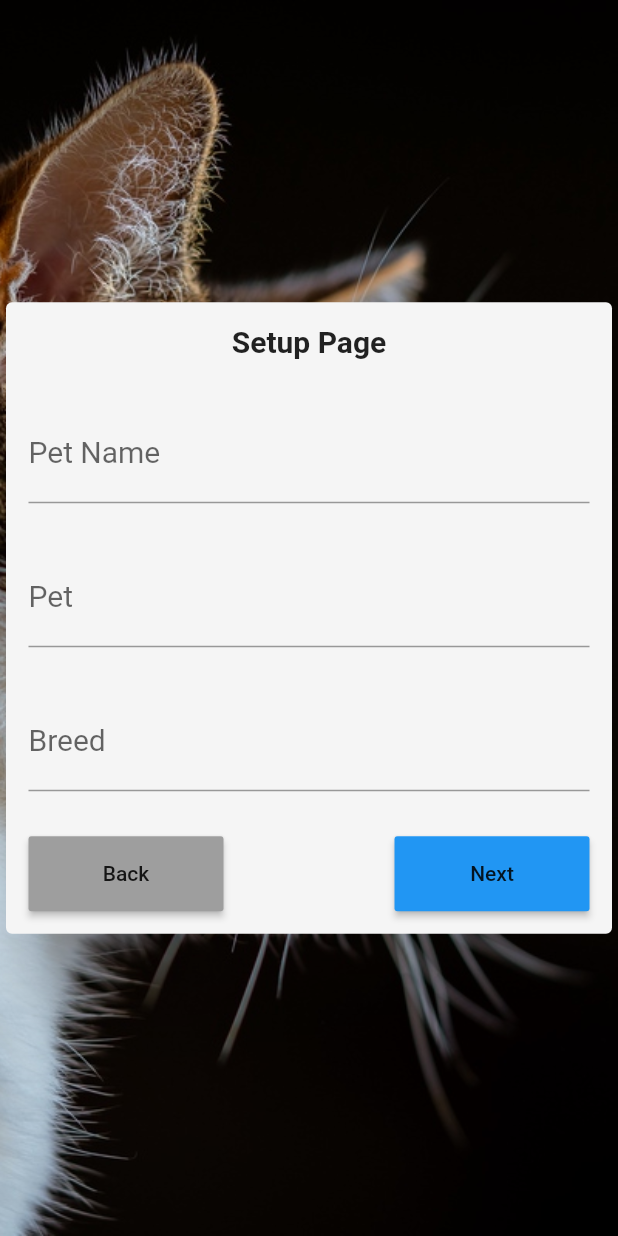
After one commit to 6Niners/Purr, a Flutter app: the SetupProfilePage screen opened directly, on a phone screen of 412 x 824 dp. The commit adds this screen. Run offline on Flutter 3.47's test engine with Material 2 defaults, Android fonts, the phone set to English and light mode, and no system bars; our stand-ins replace cloud_firestore, email_validator, firebase_auth, firebase_core, flutter_tindercard, fluttertoast and 1 more; accounts and stored records are empty.

Commit message:
ismailverified() now teleports to SetupProfilePage; Created SetupProfilePage; DataService class is now a GetX controller; Updated .gitignore but replied with 'صياحك طرب';

```diff
--- a/lib/MainController.dart
+++ b/lib/MainController.dart
@@ -1,6 +1,8 @@
 import 'package:get/get.dart';
 import 'package:purr/MainPage/MainPageController.dart';
 import 'package:purr/Registration/RegistrationController.dart';
+import 'package:purr/Services/Database.dart';
+
 
 class MainController extends GetxController {
 
@@ -9,6 +11,7 @@ class MainController extends GetxController {
   Future<void> onInit() async {
     Get.put(MainPageController());
     Get.put(RegistrationController());
+    Get.put(DatabaseService());
     super.onInit();
   }
 }
--- a/lib/Registration/RegistrationController.dart
+++ b/lib/Registration/RegistrationController.dart
@@ -3,6 +3,7 @@ import 'package:firebase_core/firebase_core.dart';
 import 'package:flutter/material.dart';
 import 'package:get/get.dart';
 import 'package:purr/MainPage/MainPage.dart';
+import 'package:purr/Registration/SetupProfile.dart';
 import 'package:purr/Registration/VerifyMail.dart';
 import 'package:purr/Services/Database.dart';
 import 'package:purr/UI_Widgets.dart';
@@ -121,7 +122,7 @@ class RegistrationController extends GetxController {
     firebaseUser = FirebaseAuth.instance.currentUser;
     firebaseUser.reload();
     if (firebaseUser.emailVerified) {
-      Get.offAll(MainPage());
+      Get.offAll(SetupProfilePage(title: 'Setup Page'));
     }
   }
 }
--- /dev/null
+++ b/lib/Registration/SetupProfile.dart
@@ -0,0 +1,161 @@
+import 'package:flutter/material.dart';
+import 'package:get/get.dart';
+import 'package:purr/Services/Database.dart';
+
+class SetupProfilePage extends StatefulWidget {
+  SetupProfilePage({Key key, this.title}) : super(key: key);
+  final String title;
+
+  @override
+  SetupProfilePageState createState() => SetupProfilePageState();
+}
+
+class SetupProfilePageState extends State<SetupProfilePage> {
+
+
+  TextEditingController _petName=TextEditingController();
+  TextEditingController _pet=TextEditingController();
+  TextEditingController _breed=TextEditingController();
+
+  final GlobalKey<FormState> _formKey = GlobalKey<FormState>();
+
+  DatabaseService CONT=Get.find();
+  @override
+  Widget build(BuildContext context) {
+    return Container(
+      decoration: BoxDecoration(
+          image: DecorationImage(
+              image: AssetImage("assets/wallpaper-cat.jpg"), fit: BoxFit.cover)),
+      child: Scaffold(
+          backgroundColor: Colors.transparent,
+          body: Form(
+              key: _formKey,
+              child: Center(
+                child: Card(
+                  color: Colors.grey[100],
+                  elevation: 30,
+
+                  child: Column(
+                      mainAxisSize: MainAxisSize.min,
+                      crossAxisAlignment: CrossAxisAlignment.stretch,
+                      mainAxisAlignment: MainAxisAlignment.center,
+                      children: <Widget>[
+                        Center(
+                          child: Container(
+                              padding: EdgeInsets.all(10),
+                              margin: EdgeInsets.all(5),
+                              child: Text(widget.title,style: TextStyle(fontSize: 20,fontWeight: FontWeight.bold),)),
+                        ),
+                        Container(
+                          padding: EdgeInsets.all(10),
+                          margin: EdgeInsets.all(5),
+                          child: TextFormField(
+                              validator: (input) {
+                                if (input == '') {
+                                  return 'Please type a your pet name';
+                                }
+                                else{
+                                  return null;
+                                }
+                              },
+                              autovalidateMode: AutovalidateMode.onUserInteraction,
+                              controller: _petName,
+                              style: TextStyle(fontSize: 20),
+                              decoration: InputDecoration(
+                                  labelText: 'Pet Name'
+                              )
+                          ),
+                        ),
+
+                        Container(
+                          padding: EdgeInsets.all(10),
+                          margin: EdgeInsets.all(5),
+                          child: TextFormField(
+                              validator: (input) {
+                                if (input == '') {
+                                  return 'Please your pet type';
+                                }
+                                else{
+                                  return null;
+                                }
+                              },
+                              autovalidateMode: AutovalidateMode.onUserInteraction,
+                              controller: _pet,
+                              style: TextStyle(fontSize: 20),
+                              decoration: InputDecoration(
+                                  labelText: 'Pet'
+                              )
+                          ),
+                        ),
+
+                        Container(
+                          padding: EdgeInsets.all(10),
+                          margin: EdgeInsets.all(5),
+                          child: TextFormField(
+                              validator: (input) {
+                                if (input == '') {
+                                  return 'Please your pet breed';
+                                }
+                                else{
+                                  return null;
+                                }
+                              },
+                              autovalidateMode: AutovalidateMode.onUserInteraction,
+                              controller: _breed,
+                              style: TextStyle(fontSize: 20),
+                              decoration: InputDecoration(
+                                  labelText: 'Breed'
+                              )
+                          ),
+                        ),
+
+                        Row(
+                          mainAxisAlignment: MainAxisAlignment.spaceBetween,
+                          children: [
+                            Container(
+                              padding: EdgeInsets.all(10),
+                              margin: EdgeInsets.all(5),
+                              width: 150,
+                              height: 70,
+
+                              child: RaisedButton(
+                                color: Colors.grey,
+                                onPressed: () async {
+                                  Get.back();
+                                },
+                                child: Text('Back'),
+                              ),
+                            ),
+                            Container(
+                              padding: EdgeInsets.all(10),
+                              margin: EdgeInsets.all(5),
+                              width: 150,
+                              height: 70,
+
+                              child: RaisedButton(
+                                color: Colors.blue,
+
+                                onPressed: () async {
+                                  //print("in");
+                                  if (_formKey.currentState.validate()) {
+                                    await CONT.updateUserData(_petName.text, _pet.text, _breed.text);}
+                                },
+                                child: Text('Next'),
+                              ),
+                            )
+                          ],
+                        ),
+                      ]
+                  ),
+                ),
+              )
+          )
+      ),
+    );
+  }
+
+
+
+
+
+}
--- a/lib/Services/Database.dart
+++ b/lib/Services/Database.dart
@@ -1,13 +1,15 @@
 import 'package:cloud_firestore/cloud_firestore.dart';
+import 'package:get/get.dart';
 
-class DatabaseService {
+class DatabaseService extends GetxController {
 
   final String uid;
   DatabaseService({ this.uid });
 
-  final CollectionReference user = FirebaseFirestore.instance.collection('UserData');
+  //final CollectionReference user = FirebaseFirestore.instance.collection('UserData');
 
   Future<void> updateUserData(String petName, String pet, String breed) async {
+    final CollectionReference user = FirebaseFirestore.instance.collection('UserData');
     return await user.doc(uid).set({
       'Pet Name': petName,
       'Pet': pet,
--- a/lib/main.dart
+++ b/lib/main.dart
@@ -1,18 +1,20 @@
 import 'package:flutter/material.dart';
 import 'package:get/get.dart';
 import 'package:purr/MainPage/MainPage.dart';
+import 'package:purr/Profile/FetchProfilePage.dart';
+import 'package:purr/Registration/ChangePassword.dart';
+import 'package:purr/Registration/SetupProfile.dart';
 import 'package:purr/Registration/forgot_password.dart';
 import 'package:purr/Registration/sign_in.dart';
 import 'package:purr/Registration/sign_up.dart';
-import 'package:purr/Profile/FetchProfilePage.dart';
 
 import 'MainController.dart';
-import 'package:purr/Registration/ChangePassword.dart';
 
 
 void main() {
   runApp(MyApp());
   Get.put(MainController());
+
 }
 
 class MyApp extends StatelessWidget {
@@ -50,6 +52,8 @@ class ListOfPages extends StatelessWidget {
         PageButton(ForgotpasswordPage(title: 'Forgot password'),"Forgot password"),
         PageButton(ChangePasswordPage(title: 'Change Password'),"Change Password"),
         PageButton(FetchProfilePage(), "Profile"),
+        PageButton(SetupProfilePage(), "Setup Profile"),
+
 
           ],
         ),
```
Also changed, not shown: 1 other file.
